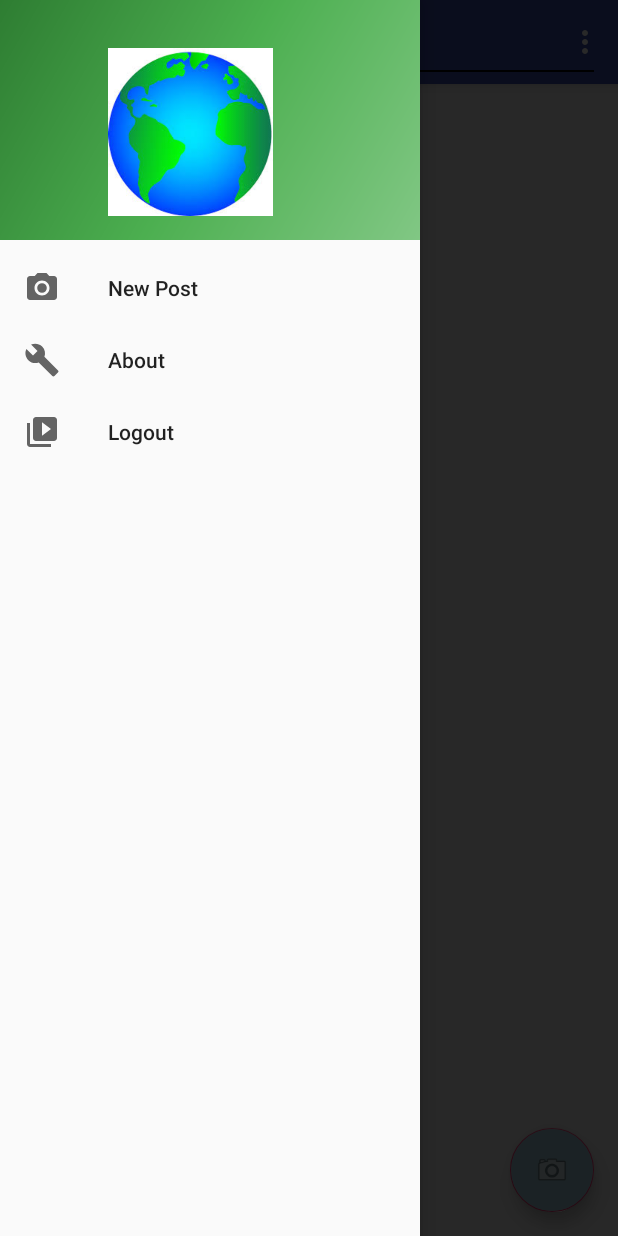
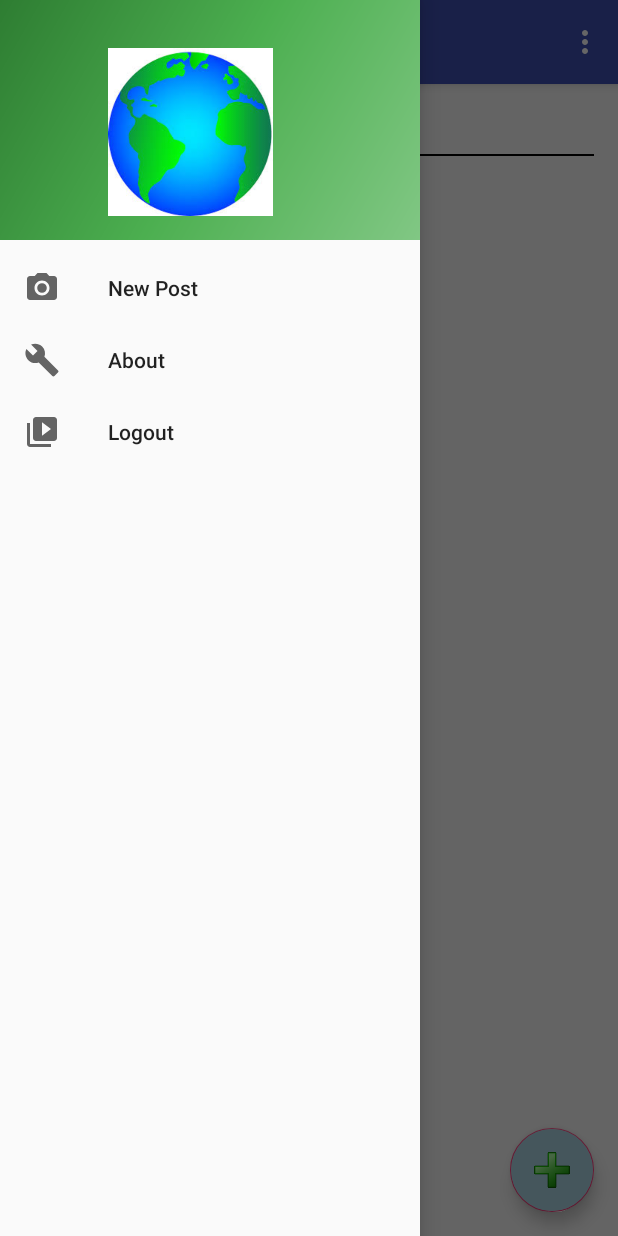
Before and after one commit to elenahorton/mobilefinalproject, an Android app: the PostsActivity screen opened directly, with no data from a screen before it, with the side drawer open, on a phone screen of 412 x 824 dp. Run offline under Robolectric (Android 15) with nearby library versions, the phone set to English and light mode, and no system bars; our stand-ins replace Firebase (no records; nobody signed in at launch, a user with empty details on screens opened directly).

Commit message:
ViewPager

```diff
--- a/app/src/main/java/com/example/elenahorton/mobilefinalproject/PostsActivity.java
+++ b/app/src/main/java/com/example/elenahorton/mobilefinalproject/PostsActivity.java
@@ -75,13 +75,13 @@
 
 
         postsAdapter = new PostAdapter(getApplicationContext(), getUid());
-        RecyclerView recyclerViewPlaces = (RecyclerView) findViewById(
+        /*RecyclerView recyclerViewPosts = (RecyclerView) findViewById(
                 R.id.recyclerPostList);
         LinearLayoutManager layoutManager = new LinearLayoutManager(this);
         layoutManager.setReverseLayout(true);
         layoutManager.setStackFromEnd(true);
-        recyclerViewPlaces.setLayoutManager(layoutManager);
-        recyclerViewPlaces.setAdapter(postsAdapter);
+        recyclerViewPosts.setLayoutManager(layoutManager);
+        recyclerViewPosts.setAdapter(postsAdapter);*/
 
         initPostsListener();
     }
--- a/app/src/main/res/layout/activity_posts.xml
+++ b/app/src/main/res/layout/activity_posts.xml
@@ -22,32 +22,6 @@
         app:headerLayout="@layout/nav_header_posts"
         app:menu="@menu/activity_posts_drawer" />
 
-    <RelativeLayout xmlns:android="http://schemas.android.com/apk/res/android"
-        xmlns:tools="http://schemas.android.com/tools"
-        android:id="@+id/activity_main"
-        android:layout_width="match_parent"
-        android:layout_height="match_parent"
-        android:paddingBottom="@dimen/activity_vertical_margin"
-        android:paddingLeft="@dimen/activity_horizontal_margin"
-        android:paddingRight="@dimen/activity_horizontal_margin"
-        android:paddingTop="@dimen/activity_vertical_margin"
-        tools:context="com.example.elenahorton.aitweather.DetailsActivity">
 
 
-        <android.support.v4.view.ViewPager
-            android:id="@+id/pager"
-            android:layout_width="match_parent"
-            android:layout_height="match_parent">
-
-            <android.support.v4.view.PagerTabStrip
-                android:layout_width="match_parent"
-                android:layout_height="wrap_content"
-                android:layout_gravity="top" />
-
-
-        </android.support.v4.view.ViewPager>
-
-
-    </RelativeLayout>
-
 </android.support.v4.widget.DrawerLayout>
--- a/app/src/main/res/layout/app_bar_posts.xml
+++ b/app/src/main/res/layout/app_bar_posts.xml
@@ -30,7 +30,7 @@
         android:layout_gravity="bottom|end"
         android:backgroundTint="@color/LIGHTBLUE"
         android:layout_margin="@dimen/fab_margin"
-        android:src="@android:drawable/ic_menu_camera" />
+        android:src="@drawable/plus" />
 
 
 </android.support.design.widget.CoordinatorLayout>
--- a/app/src/main/res/layout/content_posts.xml
+++ b/app/src/main/res/layout/content_posts.xml
@@ -12,4 +12,19 @@
     tools:context="com.example.elenahorton.mobilefinalproject.PostsActivity"
     tools:showIn="@layout/app_bar_posts">
 
+
+    <android.support.v4.view.ViewPager
+        android:id="@+id/pager"
+        android:layout_width="match_parent"
+        android:layout_height="match_parent">
+
+        <android.support.v4.view.PagerTabStrip
+            android:layout_width="match_parent"
+            android:layout_height="wrap_content"
+            android:layout_gravity="top" />
+
+
+    </android.support.v4.view.ViewPager>
+
+
 </RelativeLayout>
```
Also changed, not shown: app/src/main/res/drawable/plus.png (added).
